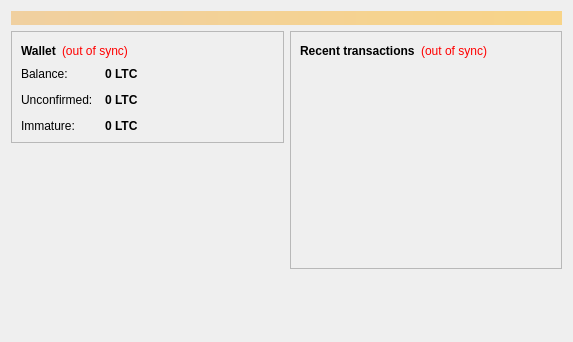
Before: the Qt Designer form src/qt/forms/overviewpage.ui in syscoin/syscoin1, drawn with Qt 5.
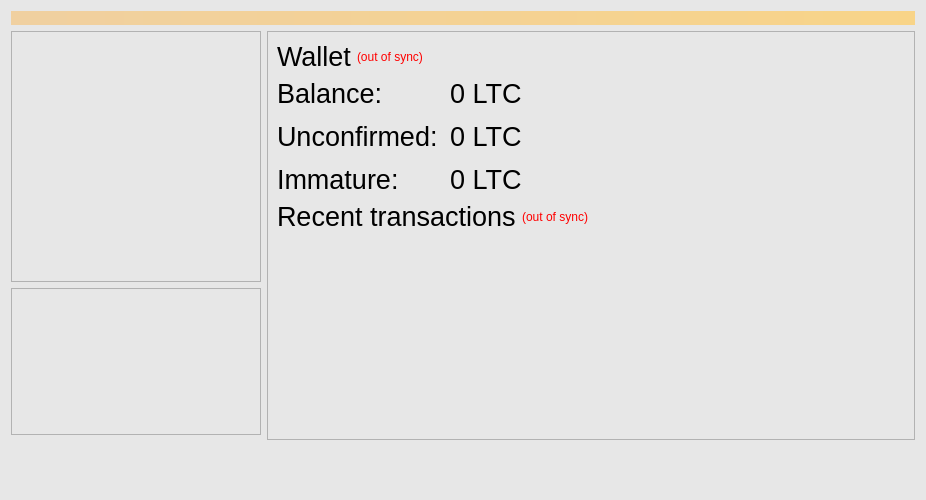
After: the same form once the commit is applied. Icons and pictures are not drawn.

The edit to the form file:
```diff
--- a/src/qt/forms/overviewpage.ui
+++ b/src/qt/forms/overviewpage.ui
@@ -6,10 +6,74 @@
    <rect>
     <x>0</x>
     <y>0</y>
-    <width>573</width>
-    <height>342</height>
+    <width>926</width>
+    <height>500</height>
    </rect>
   </property>
+  <property name="palette">
+   <palette>
+    <active>
+     <colorrole role="Base">
+      <brush brushstyle="SolidPattern">
+       <color alpha="255">
+        <red>255</red>
+        <green>255</green>
+        <blue>255</blue>
+       </color>
+      </brush>
+     </colorrole>
+     <colorrole role="Window">
+      <brush brushstyle="SolidPattern">
+       <color alpha="255">
+        <red>231</red>
+        <green>231</green>
+        <blue>231</blue>
+       </color>
+      </brush>
+     </colorrole>
+    </active>
+    <inactive>
+     <colorrole role="Base">
+      <brush brushstyle="SolidPattern">
+       <color alpha="255">
+        <red>255</red>
+        <green>255</green>
+        <blue>255</blue>
+       </color>
+      </brush>
+     </colorrole>
+     <colorrole role="Window">
+      <brush brushstyle="SolidPattern">
+       <color alpha="255">
+        <red>231</red>
+        <green>231</green>
+        <blue>231</blue>
+       </color>
+      </brush>
+     </colorrole>
+    </inactive>
+    <disabled>
+     <colorrole role="Base">
+      <brush brushstyle="SolidPattern">
+       <color alpha="255">
+        <red>231</red>
+        <green>231</green>
+        <blue>231</blue>
+       </color>
+      </brush>
+     </colorrole>
+     <colorrole role="Window">
+      <brush brushstyle="SolidPattern">
+       <color alpha="255">
+        <red>231</red>
+        <green>231</green>
+        <blue>231</blue>
+       </color>
+      </brush>
+     </colorrole>
+    </disabled>
+   </palette>
+  </property>
   <property name="windowTitle">
    <string>Form</string>
   </property>
@@ -36,6 +100,18 @@
       <layout class="QVBoxLayout" name="verticalLayout_2">
        <item>
         <widget class="QFrame" name="frame">
+         <property name="minimumSize">
+          <size>
+           <width>0</width>
+           <height>251</height>
+          </size>
+         </property>
+         <property name="maximumSize">
+          <size>
+           <width>250</width>
+           <height>250</height>
+          </size>
+         </property>
          <property name="frameShape">
           <enum>QFrame::StyledPanel</enum>
          </property>
@@ -44,15 +120,109 @@
          </property>
          <layout class="QVBoxLayout" name="verticalLayout_4">
           <item>
+           <widget class="QLabel" name="label_2">
+            <property name="minimumSize">
+             <size>
+              <width>0</width>
+              <height>0</height>
+             </size>
+            </property>
+            <property name="maximumSize">
+             <size>
+              <width>200</width>
+              <height>200</height>
+             </size>
+            </property>
+            <property name="text">
+             <string/>
+            </property>
+            <property name="pixmap">
+             <pixmap resource="../bitcoin.qrc">:/icons/bitcoin</pixmap>
+            </property>
+            <property name="scaledContents">
+             <bool>true</bool>
+            </property>
+            <property name="alignment">
+             <set>Qt::AlignCenter</set>
+            </property>
+            <property name="wordWrap">
+             <bool>false</bool>
+            </property>
+            <property name="margin">
+             <number>0</number>
+            </property>
+            <property name="openExternalLinks">
+             <bool>false</bool>
+            </property>
+           </widget>
+          </item>
+         </layout>
+        </widget>
+       </item>
+       <item>
+        <widget class="QFrame" name="frame_3">
+         <property name="minimumSize">
+          <size>
+           <width>250</width>
+           <height>147</height>
+          </size>
+         </property>
+         <property name="maximumSize">
+          <size>
+           <width>250</width>
+           <height>16777215</height>
+          </size>
+         </property>
+         <property name="frameShape">
+          <enum>QFrame::StyledPanel</enum>
+         </property>
+         <property name="frameShadow">
+          <enum>QFrame::Raised</enum>
+         </property>
+        </widget>
+       </item>
+       <item>
+        <spacer name="verticalSpacer">
+         <property name="orientation">
+          <enum>Qt::Vertical</enum>
+         </property>
+         <property name="sizeHint" stdset="0">
+          <size>
+           <width>20</width>
+           <height>40</height>
+          </size>
+         </property>
+        </spacer>
+       </item>
+      </layout>
+     </item>
+     <item>
+      <layout class="QVBoxLayout" name="verticalLayout_3">
+       <item>
+        <widget class="QFrame" name="frame_2">
+         <property name="frameShape">
+          <enum>QFrame::StyledPanel</enum>
+         </property>
+         <property name="frameShadow">
+          <enum>QFrame::Raised</enum>
+         </property>
+         <layout class="QVBoxLayout" name="verticalLayout">
+          <item>
            <layout class="QHBoxLayout" name="horizontalLayout_4">
             <item>
              <widget class="QLabel" name="label_5">
               <property name="font">
                <font>
-                <weight>75</weight>
-                <bold>true</bold>
+                <family>Segoe UI</family>
+                <pointsize>20</pointsize>
+                <weight>50</weight>
+                <bold>false</bold>
+                <kerning>true</kerning>
                </font>
               </property>
+              <property name="styleSheet">
+               <string notr="true"/>
+              </property>
               <property name="text">
                <string>Wallet</string>
               </property>
@@ -102,6 +272,12 @@
             </property>
             <item row="0" column="0">
              <widget class="QLabel" name="label">
+              <property name="font">
+               <font>
+                <family>Segoe UI</family>
+                <pointsize>20</pointsize>
+               </font>
+              </property>
               <property name="text">
                <string>Balance:</string>
               </property>
@@ -111,8 +287,11 @@
              <widget class="QLabel" name="labelBalance">
               <property name="font">
                <font>
-                <weight>75</weight>
-                <bold>true</bold>
+                <family>Segoe UI</family>
+                <pointsize>20</pointsize>
+                <weight>50</weight>
+                <bold>false</bold>
+                <kerning>true</kerning>
                </font>
               </property>
               <property name="cursor">
@@ -131,6 +310,12 @@
             </item>
             <item row="1" column="0">
              <widget class="QLabel" name="label_3">
+              <property name="font">
+               <font>
+                <family>Segoe UI</family>
+                <pointsize>20</pointsize>
+               </font>
+              </property>
               <property name="text">
                <string>Unconfirmed:</string>
               </property>
@@ -140,8 +325,11 @@
              <widget class="QLabel" name="labelUnconfirmed">
               <property name="font">
                <font>
-                <weight>75</weight>
-                <bold>true</bold>
+                <family>Segoe UI</family>
+                <pointsize>20</pointsize>
+                <weight>50</weight>
+                <bold>false</bold>
+                <kerning>true</kerning>
                </font>
               </property>
               <property name="cursor">
@@ -160,6 +348,12 @@
             </item>
             <item row="2" column="0">
              <widget class="QLabel" name="labelImmatureText">
+              <property name="font">
+               <font>
+                <family>Segoe UI</family>
+                <pointsize>20</pointsize>
+               </font>
+              </property>
               <property name="text">
                <string>Immature:</string>
               </property>
@@ -169,8 +363,11 @@
              <widget class="QLabel" name="labelImmature">
               <property name="font">
                <font>
-                <weight>75</weight>
-                <bold>true</bold>
+                <family>Segoe UI</family>
+                <pointsize>20</pointsize>
+                <weight>50</weight>
+                <bold>false</bold>
+                <kerning>true</kerning>
                </font>
               </property>
               <property name="toolTip">
@@ -186,41 +383,21 @@
             </item>
            </layout>
           </item>
-         </layout>
-        </widget>
-       </item>
-       <item>
-        <spacer name="verticalSpacer">
-         <property name="orientation">
-          <enum>Qt::Vertical</enum>
-         </property>
-         <property name="sizeHint" stdset="0">
-          <size>
-           <width>20</width>
-           <height>40</height>
-          </size>
-         </property>
-        </spacer>
-       </item>
-      </layout>
-     </item>
-     <item>
-      <layout class="QVBoxLayout" name="verticalLayout_3">
-       <item>
-        <widget class="QFrame" name="frame_2">
-         <property name="frameShape">
-          <enum>QFrame::StyledPanel</enum>
-         </property>
-         <property name="frameShadow">
-          <enum>QFrame::Raised</enum>
-         </property>
-         <layout class="QVBoxLayout" name="verticalLayout">
           <item>
            <layout class="QHBoxLayout" name="horizontalLayout_2">
             <item>
              <widget class="QLabel" name="label_4">
+              <property name="font">
+               <font>
+                <family>Segoe UI</family>
+                <pointsize>20</pointsize>
+                <weight>50</weight>
+                <bold>false</bold>
+                <kerning>true</kerning>
+               </font>
+              </property>
               <property name="text">
-               <string>&lt;b&gt;Recent transactions&lt;/b&gt;</string>
+               <string>Recent transactions</string>
               </property>
              </widget>
             </item>
```
Left out of the diff: 4 changed lines with no effect on the pictures.
